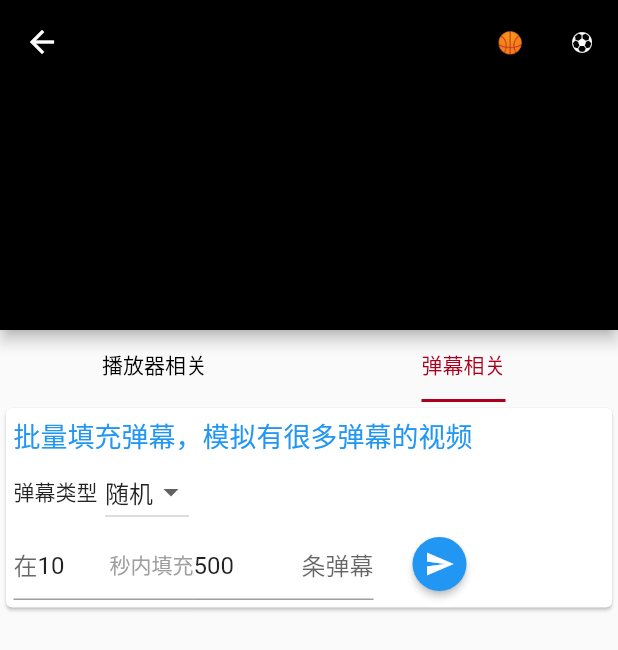
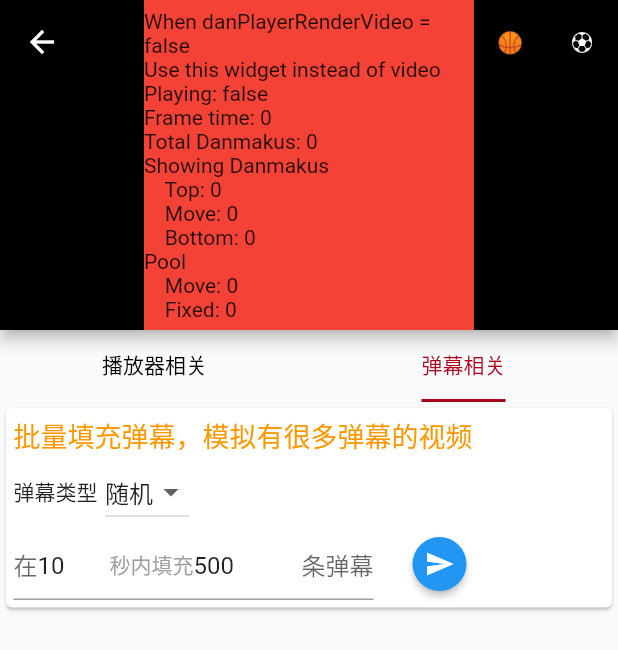
Before and after one commit to gzlock/flutter_danplayer, a Flutter app: the InListView screen opened directly, tab 2 chosen, after a tap on the "send" icon, on a phone screen of 412 x 824 dp. Shown: the top 650 px of the screen. Run offline on Flutter 3.47's test engine with Material 2 defaults, Android fonts, the phone set to English and light mode, and no system bars; our stand-ins replace fluttertoast, video_player; network calls fail.

Commit message:
20191123

```diff
--- a/example/lib/listview.dart
+++ b/example/lib/listview.dart
@@ -1,5 +1,6 @@
 import 'package:danplayer/danplayer.dart';
 import 'package:flutter/cupertino.dart';
+import 'package:flutter/gestures.dart';
 import 'package:flutter/material.dart';
 import 'package:flutter/rendering.dart';
 import 'package:flutter/scheduler.dart';
@@ -91,16 +92,16 @@ class _InListView extends State<InListView>
   @override
   Widget build(BuildContext context) {
     return Scaffold(
-      body: CustomScrollView(
+        body: NestedScrollView(
       controller: _scrollController,
-        cacheExtent: 220,
-        slivers: [
+      dragStartBehavior: DragStartBehavior.down,
+      headerSliverBuilder: (BuildContext context, bool innerBoxIsScrolled) {
+        return [
           DanPlayerPersistentHeader(
             controller: _controller,
             scrollController: _scrollController,
             maxExtent: 220,
             pinned: true,
-            floating: true,
             title: FlatButton.icon(
               onPressed: () {
                 _scrollController.jumpTo(0);
@@ -122,8 +123,9 @@ class _InListView extends State<InListView>
             delegate: SliverTabBarDelegate(_buildTabs(),
                 color: Theme.of(context).scaffoldBackgroundColor),
           ),
-          SliverFillRemaining(
-            child: TabBarView(
+        ];
+      },
+      body: TabBarView(
         controller: _tabController,
         children: [
           VideoControlWidget(
@@ -134,13 +136,10 @@ class _InListView extends State<InListView>
           DanmakuControlWidget(
             url: url,
             controller: _controller,
-                )
-              ],
-            ),
           ),
         ],
       ),
-    );
+    ));
   }
 
   /// Tab选项卡
@@ -192,11 +191,13 @@ class _DanPlayerPersistentHeader extends State<DanPlayerPersistentHeader>
     with SingleTickerProviderStateMixin {
   VideoHeaderDelegate delegate;
   List<Widget> actions;
+  FloatingHeaderSnapConfiguration snapConfiguration;
 
   @override
   void initState() {
     super.initState();
     widget.controller.addConfig(_create);
+    snapConfiguration = FloatingHeaderSnapConfiguration(vsync: this);
   }
 
   void _create(DanPlayerConfig config) {
@@ -211,6 +212,7 @@ class _DanPlayerPersistentHeader extends State<DanPlayerPersistentHeader>
       color: widget.backgroundColor,
       maxExtent: widget.maxExtent,
       actions: config.actions,
+      snapConfiguration: snapConfiguration,
     );
     setState(() {});
   }
@@ -241,6 +243,7 @@ class VideoHeaderDelegate extends SliverPersistentHeaderDelegate {
   final double maxExtent;
   final List<Widget> actions;
   final Color color;
+  final FloatingHeaderSnapConfiguration snapConfiguration;
   double _minExtent = 0;
   bool _isSetMinExtent = false;
   bool _isPlaying = false;
@@ -253,6 +256,7 @@ class VideoHeaderDelegate extends SliverPersistentHeaderDelegate {
     this.color,
     this.title,
     this.actions,
+    this.snapConfiguration,
   }) : assert(child != null) {
     controller.addPlayStateChanged(_playState);
     SchedulerBinding.instance.addPostFrameCallback((_) {});
@@ -285,6 +289,7 @@ class VideoHeaderDelegate extends SliverPersistentHeaderDelegate {
   @override
   Widget build(
       BuildContext context, double shrinkOffset, bool overlapsContent) {
+    print('shrinkOffset $shrinkOffset');
     if (_isSetMinExtent == false) {
       _setMinExtent(context);
     }
--- /dev/null
+++ b/example/lib/utils.dart
@@ -0,0 +1,12 @@
+import 'dart:math';
+import 'dart:ui';
+
+Color randomColor({int min = 100, double opacity = 1}) {
+  opacity = opacity.clamp(0.0, 1.0);
+  final random = Random();
+  return Color.fromRGBO(
+      min + random.nextInt(255 - min),
+      min + random.nextInt(255 - min),
+      min + random.nextInt(255 - min),
+      opacity);
+}
--- a/example/lib/widgets.dart
+++ b/example/lib/widgets.dart
@@ -1,10 +1,11 @@
 import 'dart:math';
 
 import 'package:danplayer/danplayer.dart';
+import 'package:example/utils.dart';
 import 'package:flutter/material.dart';
 import 'package:flutter/services.dart';
 
-final titleStyle = TextStyle(color: Colors.blue, fontSize: 18);
+final titleStyle = TextStyle(color: Colors.orange, fontSize: 18);
 
 class LoadingView extends StatefulWidget {
   final Duration duration;
@@ -95,7 +96,8 @@ class _VideoControlWidget extends State<VideoControlWidget> {
   @override
   Widget build(BuildContext context) {
     return Container(
-      child: Column(
+      child: ListView(
+        physics: NeverScrollableScrollPhysics(),
         children: [
           Card(
               child: Padding(
@@ -152,8 +154,7 @@ class _VideoControlWidget extends State<VideoControlWidget> {
                       setState(() {
                         _showFullScreen = !_showFullScreen;
                         widget.controller.config = widget.controller.config
-                                .copyWith(
-                                    showFullScreenButton: _showFullScreen);
+                            .copyWith(showFullScreenButton: _showFullScreen);
                       });
                     },
                     selected: _showFullScreen,
@@ -179,8 +180,7 @@ class _VideoControlWidget extends State<VideoControlWidget> {
                         _showActions = !_showActions;
                         widget.controller.config = widget.controller.config
                             .copyWith(
-                                    actions:
-                                        _showActions ? widget.actions : []);
+                                actions: _showActions ? widget.actions : []);
                       });
                     },
                     selected: _showActions,
@@ -188,7 +188,9 @@ class _VideoControlWidget extends State<VideoControlWidget> {
                     title: Text('显示 / 隐藏 右上角按钮(Actions)'),
                   ),
                 ],
-                  )))
+              ),
+            ),
+          ),
         ],
       ),
     );
@@ -226,7 +228,8 @@ class _DanmakuControlWidget extends State<DanmakuControlWidget> {
   Widget build(BuildContext context) {
     return Container(
       constraints: BoxConstraints.expand(),
-      child: Column(
+      child: ListView(
+        physics: NeverScrollableScrollPhysics(),
         children: [
           Card(
             child: Padding(
@@ -306,6 +309,7 @@ class _DanmakuControlWidget extends State<DanmakuControlWidget> {
                             DanmakuType type;
                             String text;
                             for (var i = 0; i < count; i++) {
+                              final hasBorder = random.nextBool();
                               if (isRandom) {
                                 type = DanmakuType.values[
                                     random.nextInt(DanmakuType.values.length)];
@@ -318,11 +322,8 @@ class _DanmakuControlWidget extends State<DanmakuControlWidget> {
                               danmakus.add(Danmaku(
                                   text: text,
                                   type: type,
-                                  fill: Color.fromRGBO(
-                                      100 + random.nextInt(155),
-                                      100 + random.nextInt(155),
-                                      100 + random.nextInt(155),
-                                      1),
+                                  fill: randomColor(),
+                                  borderColor: hasBorder ? randomColor() : null,
                                   currentTime: widget.controller
                                           .videoPlayerValue.position +
                                       Duration(
--- a/lib/controller.dart
+++ b/lib/controller.dart
@@ -12,6 +12,7 @@ typedef OnAddDanmaku = Function(Danmaku danmaku);
 typedef OnAddDanmakus = Function(List<Danmaku> danmakus);
 typedef OnVideoInit = Function(VideoPlayerValue value);
 typedef OnConfigChanged = Function(DanPlayerConfig config);
+typedef OnShowDanmaku = Function(bool show);
 
 enum EventType {
   playing,
@@ -23,6 +24,7 @@ enum EventType {
   addDanmaku,
   addDanmakus,
   videoPlayerInit,
+  showDanmaku,
 }
 
 class EventData<T> {
@@ -62,6 +64,9 @@ class EventData<T> {
 
   factory EventData.addDanmakus(T value) =>
       EventData<T>(EventType.addDanmakus, value);
+
+  factory EventData.showDanmakus(T value) =>
+      EventData<T>(EventType.showDanmaku, value);
 }
 
 /// Entity classe for data sources.
@@ -165,6 +170,7 @@ class DanPlayerController {
   final List<OnAddDanmakus> _addDanmakusEvents = [];
   final List<OnVideoInit> _initEvents = [];
   final List<OnConfigChanged> _configChangedEvents = [];
+  final List<OnShowDanmaku> _showDanmakuEvents = [];
 
   final List<Danmaku> _danmakus = [];
 
@@ -256,6 +262,9 @@ class DanPlayerController {
           break;
         case EventType.videoPlayerInit:
           _initEvents.forEach((fun) => fun(data.value));
+          break;
+        case EventType.showDanmaku:
+          _showDanmakuEvents.forEach((fun) => fun(data.value));
           break;
       }
     }
@@ -449,6 +458,14 @@ class DanPlayerController {
     });
   }
 
+  clearDanmaku() {
+    _danmakus.clear();
+  }
+
+  showDanmaku(bool value) {
+    send(EventData.showDanmakus(value));
+  }
+
   List<Danmaku> get danmakus => List.from(_danmakus);
 
   DanPlayerController copyWith({DanPlayerConfig config}) {
--- a/lib/danplayer.dart
+++ b/lib/danplayer.dart
@@ -16,7 +16,7 @@ part 'controller.dart';
 
 part 'route.dart';
 
-part 'ui/video_gesture.dart';
+part 'ui/video_gestures.dart';
 
 part 'ui/buttons.dart';
 
@@ -200,6 +200,7 @@ class DanPlayerState extends State<DanPlayer> {
     super.initState();
     widget.controller._initEvents.add(_init);
     widget.controller._configChangedEvents.add(_configChanged);
+    if (widget.fullScreen) widget.controller.addPlayStateChanged(_playState);
 
     SchedulerBinding.instance.addPostFrameCallback((_) {
       final RenderBox box = context.findRenderObject();
@@ -207,7 +208,7 @@ class DanPlayerState extends State<DanPlayer> {
       _configChanged(null);
     });
     if (widget.fullScreen) {
-      _fullScreenAction(true);
+      _fullScreenAction(widget.fullScreen);
     }
   }
 
@@ -216,10 +217,14 @@ class DanPlayerState extends State<DanPlayer> {
     // print('danplayer dispose');
     widget.controller._initEvents.remove(_init);
     widget.controller._configChangedEvents.remove(_configChanged);
+    widget.controller.removePlayStateChanged(_playState);
+    if (widget.fullScreen) {
+      _fullScreenAction(!widget.fullScreen);
+    }
     super.dispose();
   }
 
-  void _configChanged(_) {
+  void _configChanged(DanPlayerConfig _) {
     print('_configChanged');
     if (mounted) setState(() {});
   }
@@ -242,10 +247,20 @@ class DanPlayerState extends State<DanPlayer> {
     _configChanged(null);
   }
 
+  void _playState(bool playing) {
+    if (playing) {
+      _hideStatusBar();
+    } else {
+      _showStatusBar();
+    }
+  }
+
+  /// create a route
   void _createFullScreen() async {
     Navigator.push(
         context,
         FullScreenRoute((context) => DanPlayer(
+              fullScreen: true,
               controller: widget.controller.copyWith(
                   config: widget.controller.config.copyWith(
                 showTitleBar: true,
@@ -254,8 +269,8 @@ class DanPlayerState extends State<DanPlayer> {
             )));
   }
 
-  void _fullScreenAction(bool fullScreen) async {
-    if (fullScreen) {
+  void _fullScreenAction(bool fullscreen) async {
+    if (fullscreen) {
       /// 隐藏系统栏
       _hideStatusBar();
 
@@ -270,20 +285,18 @@ class DanPlayerState extends State<DanPlayer> {
       /// 恢复系统栏
       _showStatusBar();
 
-      () async {
       /// 恢复竖屏
       await SystemChrome.setPreferredOrientations([
         DeviceOrientation.portraitUp,
       ]);
-//
-//        /// 允许所有方向
-//        SystemChrome.setPreferredOrientations([
-//          DeviceOrientation.portraitUp,
-//          DeviceOrientation.portraitDown,
-//          DeviceOrientation.landscapeLeft,
-//          DeviceOrientation.landscapeRight,
-//        ]);
-      }();
+
+      /// 允许所有方向
+      SystemChrome.setPreferredOrientations([
+        DeviceOrientation.portraitUp,
+        DeviceOrientation.portraitDown,
+        DeviceOrientation.landscapeLeft,
+        DeviceOrientation.landscapeRight,
+      ]);
     }
   }
 
@@ -305,15 +318,12 @@ class DanPlayerState extends State<DanPlayer> {
         Container(color: Colors.black),
 
         /// 视频画面
-        Visibility(
-          visible: widget.controller.initialized,
-          child: Center(
+        Center(
           child: AspectRatio(
             aspectRatio: _videoAspectRatio,
             child: danPlayerRenderVideo
                 ? VideoPlayer(widget.controller._videoPlayerController)
                 : Monitor(key: _monitorKey, controller: widget.controller),
-            ),
           ),
         ),
         DanmakuLayer(
@@ -334,8 +344,10 @@ class DanPlayerState extends State<DanPlayer> {
                   kToolbarHeight + MediaQuery.of(context).padding.top),
           onTapFullScreenButton: () {
             if (widget.fullScreen) {
+              print('退出全屏');
               Navigator.pop(context);
             } else {
+              print('进入全屏');
               _createFullScreen();
             }
           },
--- a/lib/ui/danmaku_layer.dart
+++ b/lib/ui/danmaku_layer.dart
@@ -47,7 +47,7 @@ abstract class DanmakuDrawer {
   Danmaku danmaku;
   TextPainter painter;
   Path path;
-  Paint paint;
+  BorderSide border;
 
   double x = 0, y = 0;
 
@@ -63,10 +63,16 @@ abstract class DanmakuDrawer {
   }
 
   void _draw(Canvas canvas) {
-    painter.paint(canvas, Offset(x, y));
+    painter.paint(canvas, Offset(x + 1, y + 1));
     if (danmaku.hasBorderColor) {
-      canvas.drawRect(
-          Rect.fromLTWH(x, y, painter.size.width, painter.size.height), paint);
+      paintBorder(
+        canvas,
+        Rect.fromLTWH(x, y, painter.size.width + 2, painter.size.height + 2),
+        top: border,
+        left: border,
+        bottom: border,
+        right: border,
+      );
     }
   }
 
@@ -78,12 +84,10 @@ abstract class DanmakuDrawer {
       textDirection: TextDirection.ltr,
     )..layout();
     drawer.x = drawer.y = 0;
-    drawer.paint = null;
-    if (drawer.danmaku.hasBorderColor) {
-      drawer.paint = Paint()
-        ..color = drawer.danmaku.borderColor
-        ..style = PaintingStyle.stroke;
-    }
+    if (drawer.danmaku.hasBorderColor)
+      drawer.border = BorderSide(width: 1, color: drawer.danmaku.borderColor);
+    else
+      drawer.border = null;
   }
 
   bool draw(Canvas canvas, Size size, int frameDetails);
@@ -132,7 +136,7 @@ class DanmakuPainter extends CustomPainter {
 
   int _lastFrameTime = 0;
   int lineHeight = 0;
-  bool _isPlaying = false;
+  bool _isPlaying = false, _showDanmaku = true, _enable = true;
   VideoPlayerValue _playerValue;
 
   DanmakuPainter(
@@ -146,7 +150,8 @@ class DanmakuPainter extends CustomPainter {
     controller.addPlaying(_playing);
     controller.addAddDanmaku(_addDanmaku);
     controller.addAddDanmakus(_addDanmakus);
-    controller.addConfig(_configChange);
+    controller.addConfig(_configChanged);
+    controller._showDanmakuEvents.add(_showDanmakuChanged);
   }
 
   dispose() {
@@ -162,12 +167,26 @@ class DanmakuPainter extends CustomPainter {
     controller.removePlaying(_playing);
     controller.removeAddDanmaku(_addDanmaku);
     controller.removeAddDanmakus(_addDanmakus);
-    controller.removeConfig(_configChange);
+    controller.removeConfig(_configChanged);
   }
 
-  _configChange(DanPlayerConfig config) {
+  void _showDanmakuChanged(bool show) {
+    _showDanmaku = show;
+  }
+
+  void _configChanged(DanPlayerConfig config) {
     print('painter _configChange');
     init();
+    _enable = config.danmaku;
+    switch (config.danmakuOverlapType) {
+      case DanmakuOverlapType._25Percent:
+      case DanmakuOverlapType._50Percent:
+      case DanmakuOverlapType._75Percent:
+        _bottomShowing.forEach((key, value) => _fixedPool.addAll(value));
+        _bottomShowing.clear();
+        break;
+      default:
+    }
   }
 
   void _playStateChanged(bool isPlaying) {
@@ -210,6 +229,7 @@ class DanmakuPainter extends CustomPainter {
   @override
   void paint(Canvas canvas, Size size) {
     if (controller.initialized == false) return;
+    if (_showDanmaku == false) return;
     if (widgetSize != size) {
       widgetSize = size;
       init();
@@ -391,7 +411,6 @@ class DanmakuPainter extends CustomPainter {
   }
 
   void init() {
-    print('danmaku layer init $widgetSize');
     if (widgetSize == null) return;
     textStyle = TextStyle(
       fontSize: controller.config.fontSize,
--- a/lib/ui/ui_layer.dart
+++ b/lib/ui/ui_layer.dart
@@ -162,6 +162,8 @@ class UILayerState extends State<UILayer> {
         toIcon: 0xe696,
         onTap: (state) {
           state.state = !state.state;
+          widget.controller
+              ._distributeEvents(EventData.showDanmakus(state.state));
           hide();
         },
       ));
@@ -254,7 +256,7 @@ class UILayerState extends State<UILayer> {
         ),
 
         /// 触控、滑动等操作
-        VideoGesture(
+        VideoGestures(
           controller: widget.controller,
           uiState: this,
         ),
@@ -317,7 +319,8 @@ class UILayerState extends State<UILayer> {
                 mainAxisAlignment: MainAxisAlignment.end,
                 children: <Widget>[
                   Visibility(
-                    visible: widget.controller.config.mode == DanPlayerMode.Normal,
+                    visible:
+                        widget.controller.config.mode == DanPlayerMode.Normal,
                     child: DanPlayerProgressBar(
                       controller: widget.controller,
                       uiState: this,
--- a/lib/ui/video_gesture.dart
+++ b/lib/ui/video_gestures.dart
@@ -1,20 +1,20 @@
 part of '../danplayer.dart';
 
-class VideoGesture extends StatefulWidget {
+class VideoGestures extends StatefulWidget {
   final DanPlayerController controller;
   final UILayerState uiState;
 
-  const VideoGesture({
+  const VideoGestures({
     Key key,
     @required this.uiState,
     @required this.controller,
   }) : super(key: key);
 
   @override
-  VideoGestureState createState() => VideoGestureState();
+  VideoGesturesState createState() => VideoGesturesState();
 }
 
-class VideoGestureState extends State<VideoGesture> {
+class VideoGesturesState extends State<VideoGestures> {
   final GlobalKey _container = GlobalKey();
   VideoPlayerValue _playerValue;
   double _volumeY;
@@ -170,6 +170,12 @@ class VideoGestureState extends State<VideoGesture> {
             _changingPosition = false;
             setState(() {});
           },
+          onDoubleTap: () {
+            if (widget.controller.playing)
+              widget.controller.pause();
+            else
+              widget.controller.play();
+          },
           child: Container(
             key: _container,
             color: Colors.transparent,
--- a/pubspec.yaml
+++ b/pubspec.yaml
@@ -1,10 +1,8 @@
 name: danplayer
 description:
   A flutter danMaku player.
-  It's based on video_player, make the ui and some danmaku functions.
   It has very much custom options for developer.
-  The more infomation please read the document.
-version: 0.0.4
+version: 0.0.5
 author: gzlock88 <gzlock88@gmail.com>
 homepage: https://github.com/gzlock/flutter_danplayer
 
```
Also changed, not shown: lib/utils.dart (+0 -9 lines), example/pubspec.lock, 1 other file. Lines whose indentation alone changed are shown as unchanged.
